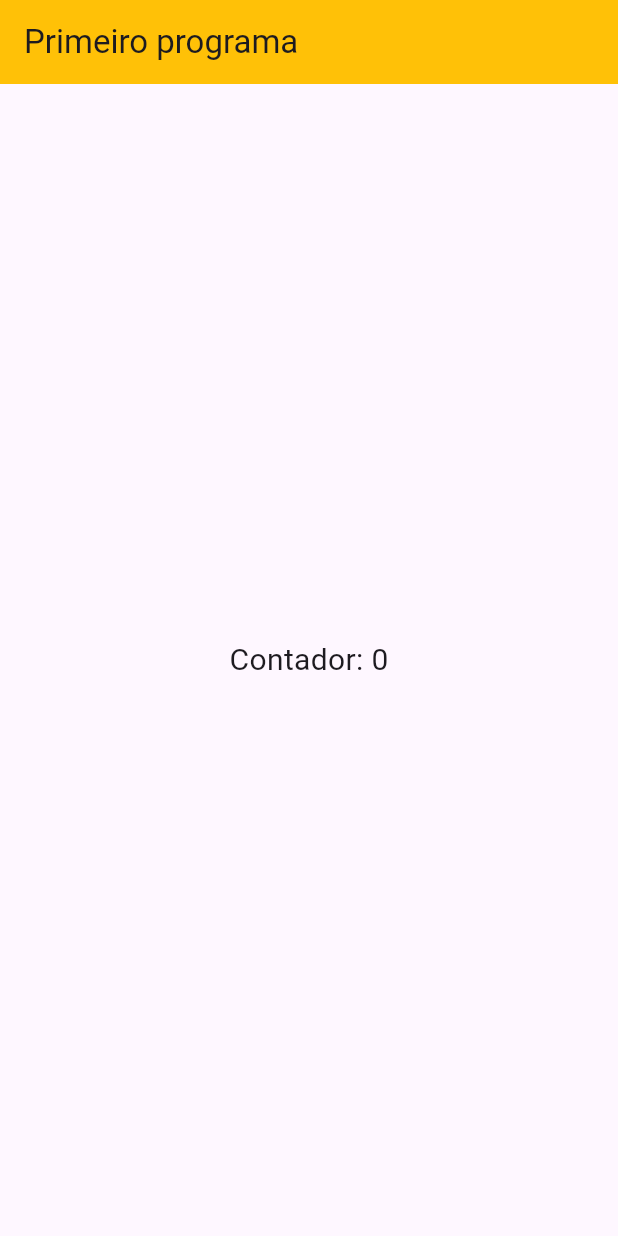
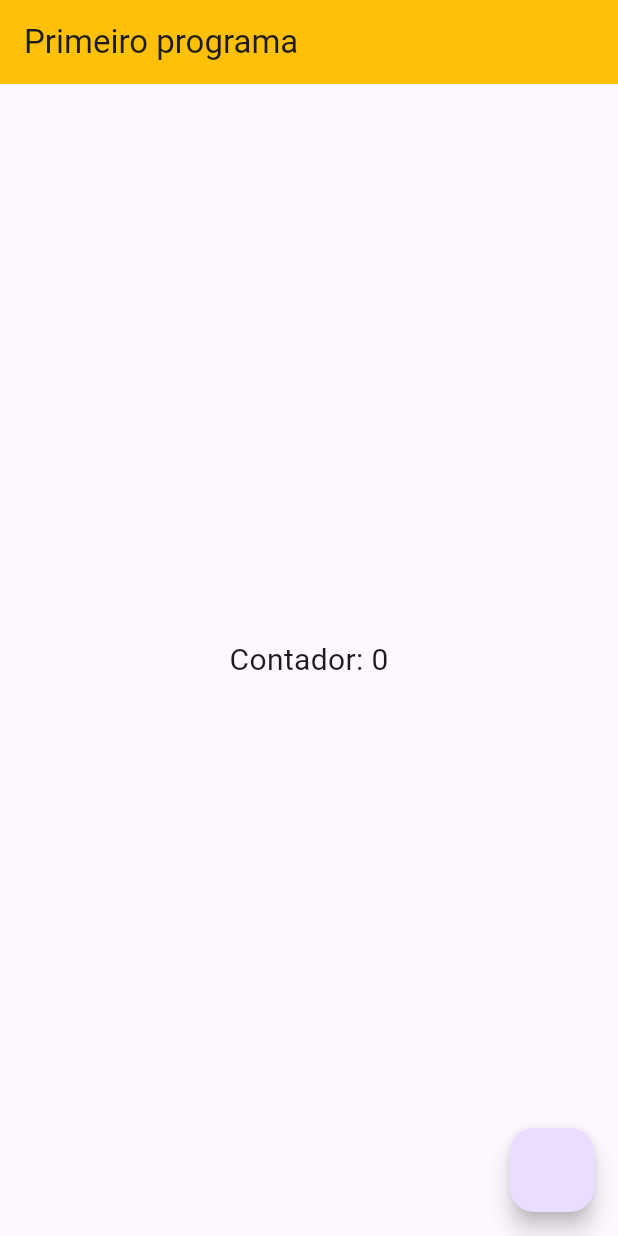
Before and after one commit to IGDSCI/CONTADOR-FLUTTER, a Flutter app: the screen it shows after launch, on a phone screen of 412 x 824 dp. Run offline on Flutter 3.47's test engine with Material 3 defaults, Android fonts, the phone set to English and light mode, and no system bars.

Commit message:
Adicionado botão

```diff
--- a/lib/home_page.dart
+++ b/lib/home_page.dart
@@ -16,16 +16,15 @@ class HomePageState extends State<HomePage>{
         backgroundColor: Colors.amber,
         title: const Text('Primeiro programa'),
         ),
-      body: Center(
-          child: GestureDetector(
-            child: Text('Contador: $cont',
-            style: const TextStyle(fontSize: 20.0),
-            ),
-            onTap: () {
-              setState(() {
+        floatingActionButton: FloatingActionButton(onPressed: () {
+          setState(() {
                 cont = cont + 1;
               });
-          }),
+         },),
+      body: Center(
+          child: Text('Contador: $cont',
+          style: const TextStyle(fontSize: 20.0),
+          ),
         ),
     );
   }
```
